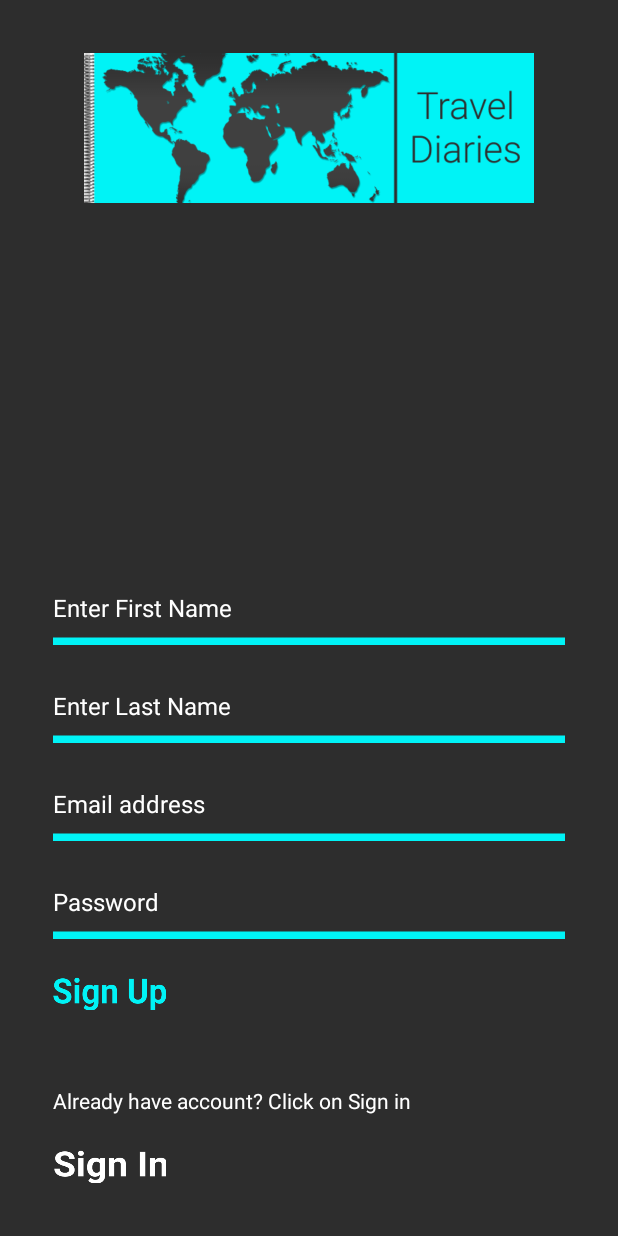
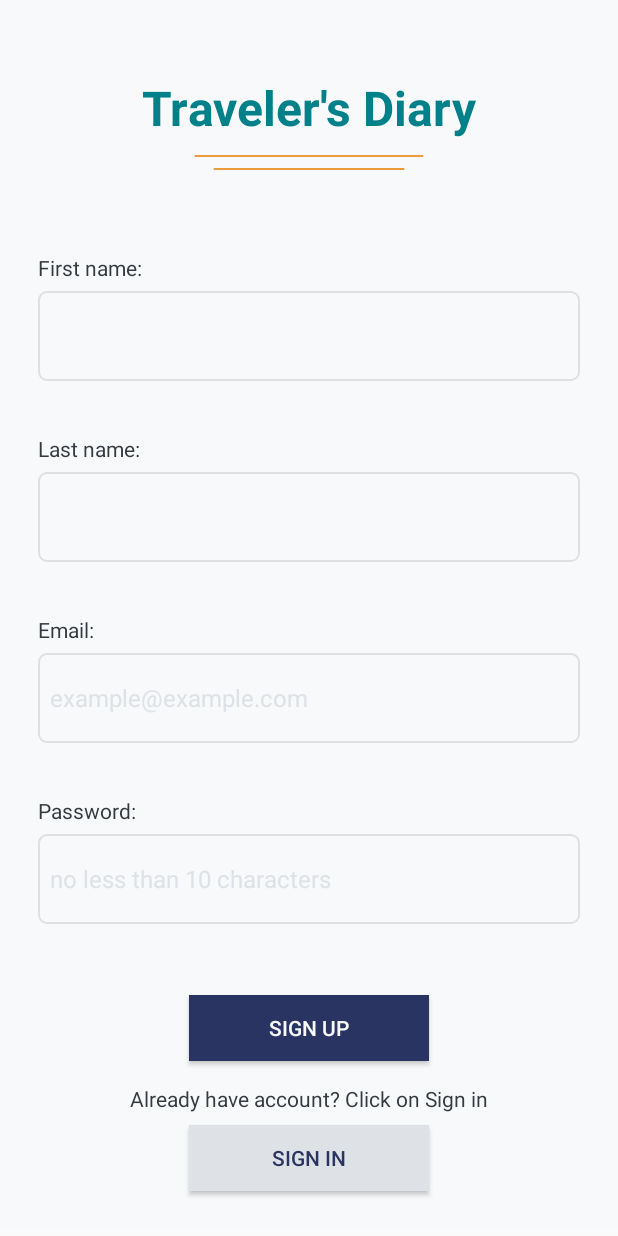
Before and after one commit to KISS/travelers-diary, an Android app: the SignUpActivity screen opened directly, with no data from a screen before it, on a phone screen of 412 x 824 dp. Run offline under Robolectric (Android 15) with nearby library versions, the phone set to English and light mode, and no system bars; our stand-ins replace Firebase (no records; nobody signed in at launch, a user with empty details on screens opened directly).

Commit message:
Updated the signin and signup design

```diff
--- /dev/null
+++ b/app/src/main/res/drawable/edittext_box.xml
@@ -0,0 +1,13 @@
+<?xml version="1.0" encoding="utf-8"?>
+<shape
+    xmlns:android="http://schemas.android.com/apk/res/android"
+    android:shape="rectangle">
+
+    <stroke
+        android:width="1dp"
+        android:color="#e0e0e0" />
+
+    <corners
+        android:radius="5dp" />
+
+</shape>
--- /dev/null
+++ b/app/src/main/res/drawable/line_1.xml
@@ -0,0 +1,20 @@
+<?xml version="1.0" encoding="utf-8"?>
+<vector
+    xmlns:android="http://schemas.android.com/apk/res/android"
+    xmlns:aapt="http://schemas.android.com/aapt"
+    android:width="154dp"
+    android:height="1dp"
+    android:viewportWidth="154"
+    android:viewportHeight="1">
+
+    <group>
+        <clip-path
+            android:pathData="M0.5 0.5H153.5H0.5Z" />
+    </group>
+
+    <path
+        android:pathData="M0.5 0.5H153.5H0.5Z"
+        android:strokeWidth="1"
+        android:strokeColor="@color/main_colors_orange" />
+
+</vector>
--- a/app/src/main/res/layout/activity_sign_up.xml
+++ b/app/src/main/res/layout/activity_sign_up.xml
@@ -1,110 +1,179 @@
 <?xml version="1.0" encoding="utf-8"?>
+<ScrollView android:layout_width="match_parent"
+    android:layout_height="match_parent"
+    xmlns:android="http://schemas.android.com/apk/res/android">
 <LinearLayout xmlns:android="http://schemas.android.com/apk/res/android"
     xmlns:app="http://schemas.android.com/apk/res-auto"
     xmlns:tools="http://schemas.android.com/tools"
-    android:background="@color/colorPrimaryDark"
     android:layout_width="match_parent"
     android:layout_height="match_parent"
+    android:background="@color/monochrome_white"
+    android:gravity="center"
+    android:orientation="vertical"
     tools:context=".activities.SignUpActivity">
+
+    <TextView
+        android:id="@+id/signin_title"
+        android:layout_width="wrap_content"
+        android:layout_height="wrap_content"
+        android:layout_marginTop="50dp"
+        android:layout_marginBottom="10dp"
+        android:text="@string/travelers_diary"
+        android:textAppearance="@style/title_text" />
+
+    <View
+        android:id="@+id/line_1"
+        android:layout_width="153dp"
+        android:layout_height="1dp"
+        android:layout_marginBottom="7dp"
+        android:background="@drawable/line_1" />
+
+    <View
+        android:id="@+id/line_2"
+        android:layout_width="128dp"
+        android:layout_height="1dp"
+        android:background="@drawable/line_1" />
+
 
     <RelativeLayout
         android:layout_width="match_parent"
-        android:layout_height="wrap_content"
-        android:padding="35dp">
+        android:layout_height="0dp"
+        android:layout_weight="1">
 
-        <ImageView
-            android:id="@+id/logo"
-            android:layout_width="300dp"
-            android:layout_height="100dp"
-            android:layout_centerHorizontal="true"
+
+        <LinearLayout
+            android:layout_width="match_parent"
+            android:layout_height="wrap_content"
+            android:layout_margin="5dp"
+            android:orientation="vertical">
+
+        <TextView
+            android:layout_width="wrap_content"
+            android:layout_height="wrap_content"
+            android:layout_above="@id/firstName"
             android:layout_marginLeft="20dp"
-            android:layout_marginRight="20dp"
-            android:layout_marginBottom="5dp"
-            android:background="@drawable/tdlogoblue" />
-
+            android:layout_marginTop="50dp"
+            android:text="@string/firstname"
+            android:textColor="@color/monochrome_gray_dark" />
 
         <EditText
             android:id="@+id/firstName"
             android:layout_width="match_parent"
-            android:layout_height="50dp"
-            android:layout_above="@+id/lastName"
-            android:layout_marginBottom="15dp"
-            android:background="@drawable/edittextline"
-            android:hint="@string/enterfirstname"
-            android:textColor="@color/colorPrimary"
-            android:textColorHint="@color/colorPrimary"
+            android:layout_height="60dp"
+            android:layout_marginLeft="20dp"
+            android:layout_marginTop="6dp"
+            android:layout_marginRight="20dp"
+            android:layout_marginBottom="35dp"
+            android:background="@drawable/edittext_box"
+            android:padding="8dp"
+            android:textColor="@color/monochrome_gray_dark"
+            android:textColorHint="@color/monochrome_gray_light"
             android:textSize="16sp" />
+
+            <TextView
+                android:layout_width="wrap_content"
+                android:layout_height="wrap_content"
+                android:layout_marginLeft="20dp"
+                android:text="@string/lastname"
+                android:textColor="@color/monochrome_gray_dark" />
 
         <EditText
             android:id="@+id/lastName"
             android:layout_width="match_parent"
-            android:layout_height="50dp"
-            android:layout_above="@+id/email"
-            android:layout_marginBottom="15dp"
-            android:background="@drawable/edittextline"
-            android:hint="@string/enterlastname"
-            android:textColor="@color/colorPrimary"
-            android:textColorHint="@color/colorPrimary"
+            android:layout_height="60dp"
+            android:layout_marginLeft="20dp"
+            android:layout_marginTop="6dp"
+            android:layout_marginRight="20dp"
+            android:layout_marginBottom="35dp"
+            android:background="@drawable/edittext_box"
+            android:padding="8dp"
+            android:textColor="@color/monochrome_gray_dark"
+            android:textColorHint="@color/monochrome_gray_light"
             android:textSize="16sp" />
+
+            <TextView
+                android:layout_width="wrap_content"
+                android:layout_height="wrap_content"
+                android:layout_marginLeft="20dp"
+                android:text="Email:"
+                android:textColor="@color/monochrome_gray_dark" />
 
         <EditText
             android:id="@+id/email"
             android:layout_width="match_parent"
-            android:layout_height="50dp"
-            android:layout_above="@+id/signupPassword"
-            android:layout_marginBottom="15dp"
-            android:background="@drawable/edittextline"
-            android:hint="@string/emailhint"
-            android:textColor="@color/colorPrimary"
-            android:textColorHint="@color/colorPrimary"
-            android:textSize="16sp" />
+            android:layout_height="60dp"
+            android:layout_marginLeft="20dp"
+            android:layout_marginTop="6dp"
+            android:layout_marginRight="20dp"
+            android:layout_marginBottom="35dp"
+            android:background="@drawable/edittext_box"
+            android:padding="8dp"
+            android:textColor="@color/monochrome_gray_dark"
+            android:textColorHint="@color/monochrome_gray_light"
+            android:textSize="16sp"
+            android:hint="example@example.com" />
+
+            <TextView
+                android:layout_width="wrap_content"
+                android:layout_height="wrap_content"
+                android:layout_marginLeft="20dp"
+                android:text="@string/text_password"
+                android:textColor="@color/monochrome_gray_dark" />
 
         <EditText
             android:id="@+id/signupPassword"
+            android:layout_above="@+id/signupBtn"
+            android:hint="no less than 10 characters"
             android:layout_width="match_parent"
-            android:layout_height="50dp"
-            android:layout_above="@+id/signupBtn"
-            android:layout_marginBottom="15dp"
-            android:background="@drawable/edittextline"
-            android:hint="@string/Signuppasswordhint"
-            android:inputType="textPassword"
-            android:textColor="@color/colorPrimary"
-            android:textColorHint="@color/colorPrimary"
-            android:textSize="16sp" />
+            android:layout_height="60dp"
+            android:layout_marginLeft="20dp"
+            android:layout_marginTop="6dp"
+            android:layout_marginRight="20dp"
+            android:layout_marginBottom="35dp"
+            android:background="@drawable/edittext_box"
+            android:padding="8dp"
+            android:textColor="@color/monochrome_gray_dark"
+            android:textColorHint="@color/monochrome_gray_light"
+            android:textSize="16sp"
+            />
 
         <Button
             android:id="@+id/signupBtn"
-            android:layout_width="75dp"
-            android:layout_height="22dp"
-            android:layout_above="@+id/alreadyAccount"
-            android:layout_alignParentLeft="true"
-            android:layout_marginTop="10dp"
-            android:layout_marginBottom="35dp"
-            android:background="@drawable/signupbtnblue" />
+            android:layout_width="160dp"
+            android:layout_height="44dp"
+            android:layout_marginTop="12dp"
+            android:layout_gravity="center"
+            android:textColor="@color/monochrome_white"
+            android:background="@color/main_colors_blue"
+            android:text="@string/signupbutton" />
 
         <TextView
             android:id="@+id/alreadyAccount"
             android:layout_width="wrap_content"
             android:layout_height="wrap_content"
             android:layout_above="@+id/signinBtn"
-            android:layout_alignParentLeft="true"
             android:layout_marginTop="15dp"
-            android:layout_marginBottom="8dp"
+            android:layout_gravity="center"
             android:text="@string/alreadyhaveaccount"
-            android:textColor="@color/white" />
+            android:textColor="@color/monochrome_gray_dark" />
 
 
         <Button
             android:id="@+id/signinBtn"
-            android:layout_width="75dp"
-            android:layout_height="22dp"
-            android:layout_alignParentBottom="true"
-            android:layout_alignParentLeft="true"
-            android:layout_marginBottom="15dp"
-            android:background="@drawable/signinbtnwhite" />
+            android:layout_width="160dp"
+            android:layout_height="44dp"
+            android:layout_marginTop="8dp"
+            android:layout_gravity="center"
+            android:layout_marginBottom="20dp"
+            android:background="@color/monochrome_gray_light"
+            android:textColor="@color/main_colors_blue"
+            android:text="@string/signinbutton"
+            android:visibility="visible"/>
 
+    </LinearLayout>
 
     </RelativeLayout>
 
+    </LinearLayout>
 
-</LinearLayout>
+</ScrollView>
--- a/app/src/main/res/values/strings.xml
+++ b/app/src/main/res/values/strings.xml
@@ -1,8 +1,8 @@
 <resources>
     <string name="app_name">TravelApp</string>
 
-    <string name="usernamehint">Email Address</string>
-    <string name="passwordhint">Password</string>
+    <string name="usernamehint">example@example.com</string>
+    <string name="passwordhint">no less than 10 characters</string>
     <string name="signinbutton">SIGN IN</string>
     <string name="signupbutton">SIGN UP</string>
     <string name="donthaveanaccount">Don\'t have account? Click on Sign up</string>
@@ -14,8 +14,8 @@
     <string name="nameOfItem">Enter the name of item</string>
     <string name="uploadhelp">Now click on Upload Item to add item</string>
     <string name="showprofile">Trade Feed Page</string>
-    <string name="firstname">First name</string>
-    <string name="lastname">Last name</string>
+    <string name="firstname">First name:</string>
+    <string name="lastname">Last name:</string>
     <string name="gradyear">Graduation year</string>
     <string name="enterfirstname">Enter First Name</string>
     <string name="enterlastname">Enter Last Name</string>
@@ -70,6 +70,9 @@
     <string name="set_trip_as_public">Set trip as public</string>
     <string name="is_public">Trip is public</string>
     <string name="is_private">Trip is private</string>
+    <string name="travelers_diary">Traveler\'s Diary</string>
+    <string name="text_email_address">Email Address:</string>
+    <string name="text_password">Password:</string>
     <string-array name="state">
         <item>State</item>
         <item>Minnesota</item>
--- a/app/src/main/res/values/styles.xml
+++ b/app/src/main/res/values/styles.xml
@@ -1,4 +1,4 @@
-<resources>
+<resources xmlns:android="http://schemas.android.com/apk/res/android">
 
     <!-- Base application theme. -->
     <style name="AppTheme" parent="Theme.AppCompat.Light.NoActionBar">
@@ -8,6 +8,16 @@
         <item name="colorAccent">@color/colorAccent</item>
         <item name="android:windowAnimationStyle">@style/Animation</item>
     </style>
+
+    <style name="title_text">
+        <item name="android:textSize">32sp</item>
+        <item name="android:textColor">#00818A</item>
+        <item name="android:textStyle">bold</item>
+    </style>
+
+
+
+
 
     <style name="Animation">
         <item name="android:activityOpenEnterAnimation">@null</item>
```
Also changed, not shown: app/src/main/java/com/example/travelapp/activities/ProfileActivity.java (+8 -0 lines), app/src/main/res/layout/activity_sign_in.xml (+72 -42 lines).
